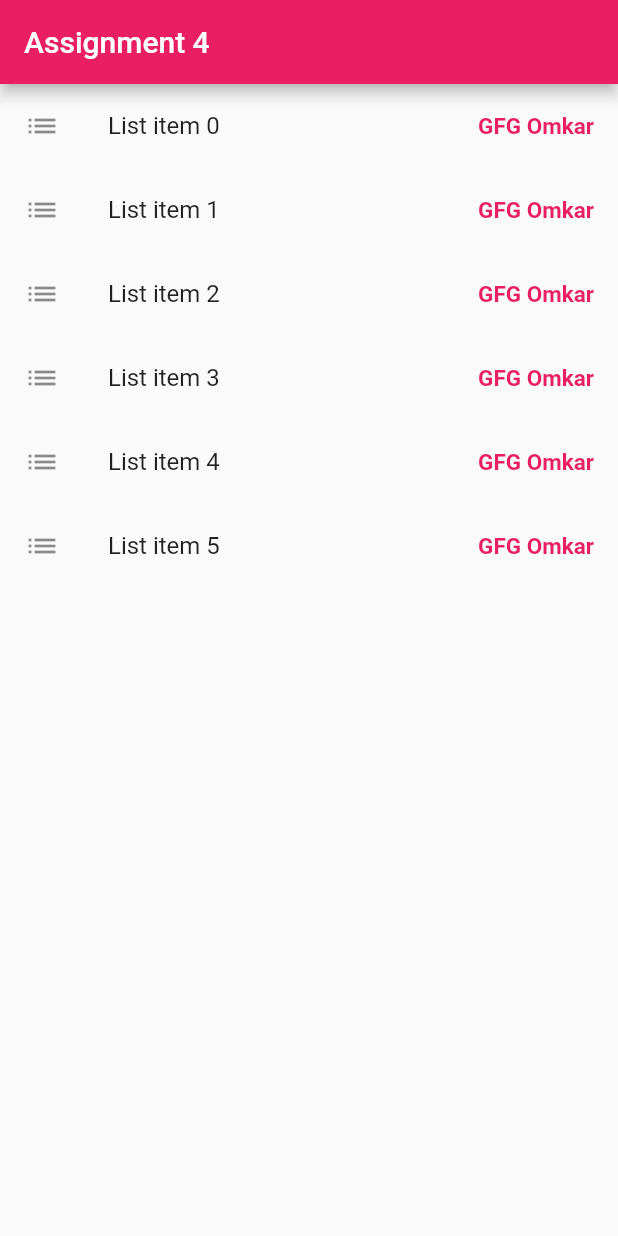
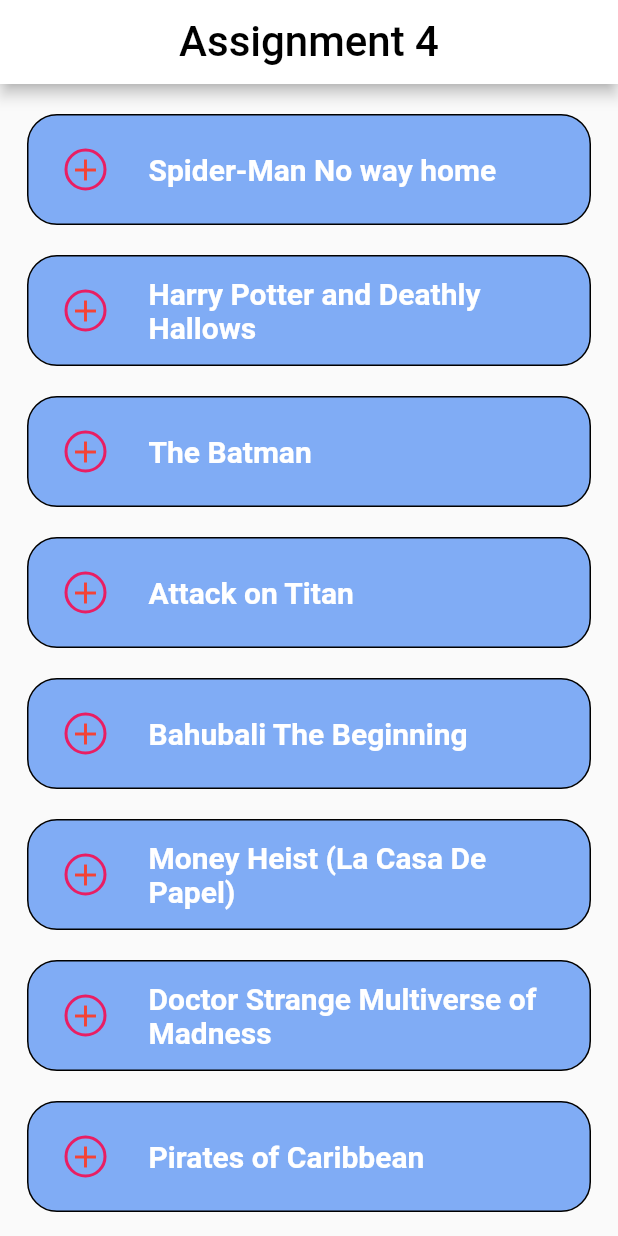
Before and after one commit to create-dan/assignment_4_it32, a Flutter app: the screen it shows after launch, on a phone screen of 412 x 824 dp. Run offline on Flutter 3.47's test engine with Material 2 defaults, Android fonts, the phone set to English and light mode, and no system bars; Roboto replaces fonts that are missing (Ubuntu).

Commit message:
made some changes

```diff
--- a/lib/main.dart
+++ b/lib/main.dart
@@ -1,45 +1,25 @@
 // ignore_for_file: prefer_const_constructors
 
+import 'package:assignment_4_it32/screen/home_page.dart';
 import 'package:flutter/material.dart';
 
 void main() => runApp(MyApp());
 
-class MyApp extends StatelessWidget {
+class MyApp extends StatefulWidget {
   const MyApp({Key? key}) : super(key: key);
 
-// This widget is the root
-// of your application.
+  @override
+  State<MyApp> createState() => _MyAppState();
+}
+
+class _MyAppState extends State<MyApp> {
   @override
   Widget build(BuildContext context) {
     return MaterialApp(
-        title: "Assignment 4 ",
-        theme: ThemeData(primarySwatch: Colors.pink),
-        debugShowCheckedModeBanner: false,
-        home: ListViewBuilder());
-  }
-}
-
-class ListViewBuilder extends StatelessWidget {
-  const ListViewBuilder({Key? key}) : super(key: key);
-
-  @override
-  Widget build(BuildContext context) {
-    return Scaffold(
-      appBar: AppBar(title: Text("Assignment 4")),
-      body: ListView.builder(
-          itemCount: 6,
-          itemBuilder: (BuildContext context, int index) {
-            return ListTile(
-                leading: Icon(Icons.list),
-                trailing: Text(
-                  "GFG Omkar",
-                  style: TextStyle(
-                      color: Colors.pink,
-                      fontSize: 15,
-                      fontWeight: FontWeight.bold),
-                ),
-                title: Text("List item $index"));
-          }),
+      debugShowCheckedModeBanner: false,
+      title: 'Assignment 4',
+      theme: ThemeData(),
+      home: HomePage(),
     );
   }
 }
--- /dev/null
+++ b/lib/screen/home_page.dart
@@ -0,0 +1,93 @@
+// ignore_for_file: prefer_const_constructors, prefer_const_literals_to_create_immutables
+
+import 'package:flutter/material.dart';
+// import 'package:fluttertoast/fluttertoast.dart';
+
+class HomePage extends StatefulWidget {
+  const HomePage({Key? key}) : super(key: key);
+
+  @override
+  State<HomePage> createState() => _HomePageState();
+}
+
+class _HomePageState extends State<HomePage> {
+  @override
+  Widget build(BuildContext context) {
+    return Scaffold(
+      appBar: AppBar(
+        title: Text(
+          "Assignment 4",
+          style: TextStyle(fontSize: 28, color: Colors.black),
+        ),
+        backgroundColor: Colors.white,
+        centerTitle: true,
+      ),
+      body: ListView(
+        physics: BouncingScrollPhysics(),
+        children: [
+          SizedBox(height: 10),
+          MyListTile(img: 'img1', name: 'Spider-Man No way home'),
+          MyListTile(img: 'img2', name: 'Harry Potter and Deathly Hallows'),
+          MyListTile(img: 'img3', name: 'The Batman'),
+          MyListTile(img: 'img4', name: 'Attack on Titan'),
+          MyListTile(img: 'img5', name: 'Bahubali The Beginning'),
+          MyListTile(img: 'img6', name: 'Money Heist (La Casa De Papel)'),
+          MyListTile(img: 'img7', name: 'Doctor Strange Multiverse of Madness'),
+          MyListTile(img: 'img8', name: 'Pirates of Caribbean'),
+        ],
+      ),
+    );
+  }
+}
+
+class MyListTile extends StatelessWidget {
+  const MyListTile({
+    Key? key,
+    required this.name,
+    required this.img,
+  }) : super(key: key);
+
+  final String name, img;
+
+  @override
+  Widget build(BuildContext context) {
+    return Padding(
+      padding: const EdgeInsets.symmetric(horizontal: 18.0, vertical: 10),
+      child: Container(
+        padding: EdgeInsets.all(8),
+        decoration: BoxDecoration(
+          color: Color(0xff80ACF5),
+          borderRadius: BorderRadius.circular(20),
+          border: Border.all(color: Colors.black),
+        ),
+        child: ListTile(
+          title: Text(
+            name,
+            style: TextStyle(
+              color: Colors.white,
+              fontWeight: FontWeight.bold,
+              fontSize: 20,
+              fontFamily: "Ubuntu",
+            ),
+          ),
+          leading: Container(
+            decoration: BoxDecoration(
+              borderRadius: BorderRadius.circular(300),
+              border: Border.all(width: 2, color: Colors.pink),
+            ),
+            child: ClipRRect(
+              borderRadius: BorderRadius.circular(300),
+              child: Icon(
+                Icons.add,
+                color: Colors.red,
+              ),
+            ),
+          ),
+          onTap: () {
+            // Fluttertoast.showToast(msg: name);
+          },
+        ),
+      ),
+    );
+  }
+}
```
